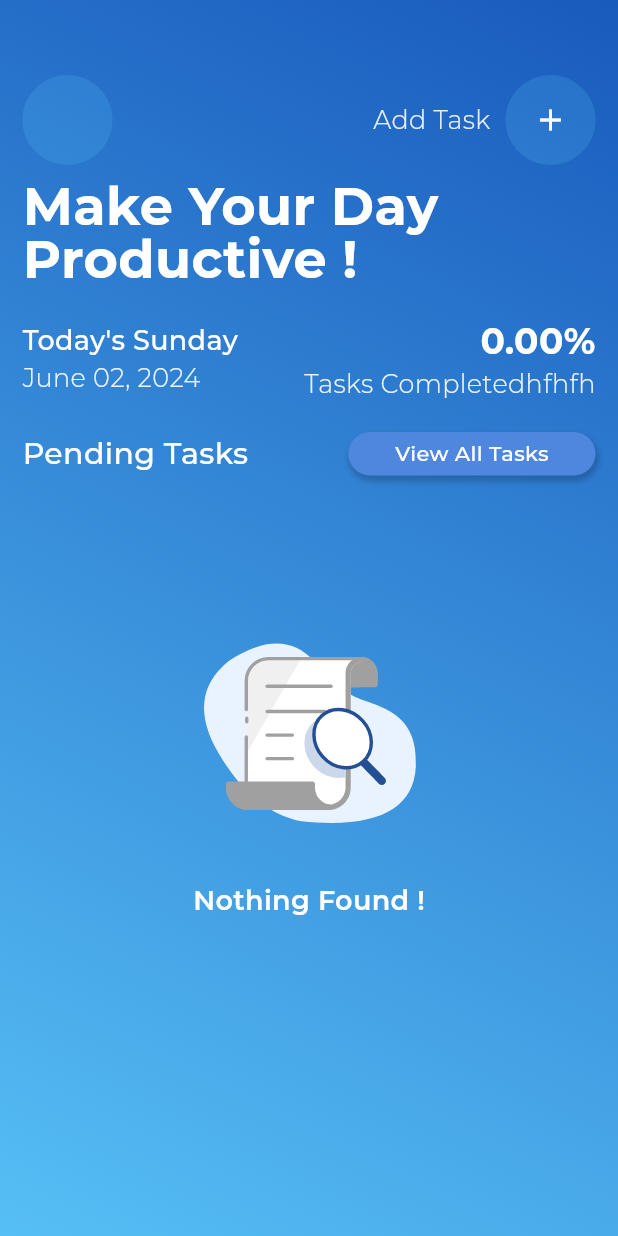
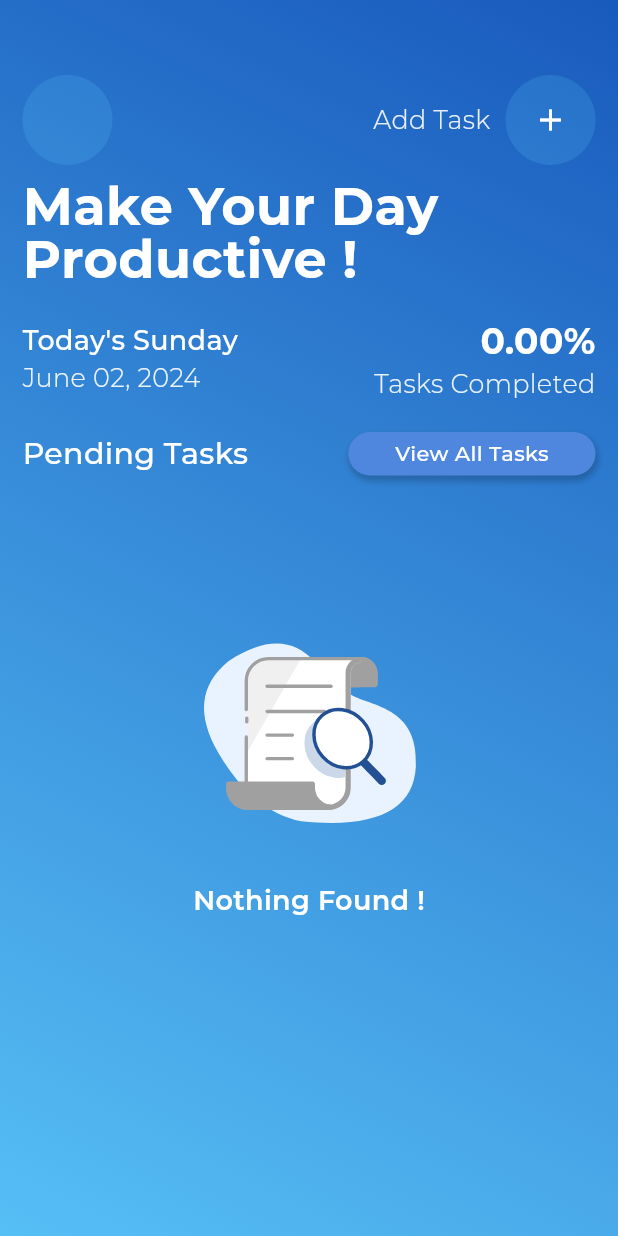
Before and after one commit to mianhusnain1/To_Do, a Flutter app: the screen it shows after launch, on a phone screen of 412 x 824 dp. Run offline on Flutter 3.47's test engine with Material 3 defaults, Android fonts, the phone set to English and light mode, and no system bars; drawn by our look-alikes of lottie; our stand-ins replace flutter_slidable, flutter_spinkit, hive, hive_flutter; accounts and stored records are empty; project files that could hold a hidden picture were left out.

Commit message:
Task Screen

```diff
--- a/lib/screens/home.dart
+++ b/lib/screens/home.dart
@@ -191,7 +191,7 @@ class _HomeScreenState extends State<HomeScreen> {
                 children: [
                   _buildPercentageWidget(),
                   Text(
-                    "Tasks Completedhfhfh",
+                    "Tasks Completed",
                     style: TextStyle(
                         color: Colors.white.withOpacity(0.9),
                         fontSize: 17,
```
